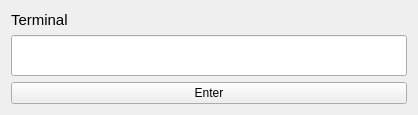
The window that armsim/ui/terminalwidget.ui (bstee615/armsim) describes before a commit, drawn with Qt 5.
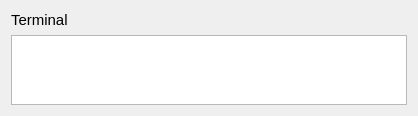
The same window after the commit. Custom widgets are drawn as their Qt base class.

The edit to the form file:
```diff
--- a/armsim/ui/terminalwidget.ui
+++ b/armsim/ui/terminalwidget.ui
@@ -27,24 +27,17 @@
     </widget>
    </item>
    <item>
-    <widget class="QLineEdit" name="leTerminalText">
-     <property name="sizePolicy">
-      <sizepolicy hsizetype="Expanding" vsizetype="Expanding">
-       <horstretch>0</horstretch>
-       <verstretch>0</verstretch>
-      </sizepolicy>
-     </property>
-    </widget>
-   </item>
-   <item>
-    <widget class="QPushButton" name="btnEnterCommand">
-     <property name="text">
-      <string>Enter</string>
-     </property>
-    </widget>
+    <widget class="TerminalTextBrowser" name="terminalWindow"/>
    </item>
   </layout>
  </widget>
+ <customwidgets>
+  <customwidget>
+   <class>TerminalTextBrowser</class>
+   <extends>QTextBrowser</extends>
+   <header>ui/terminalwidget.h</header>
+  </customwidget>
+ </customwidgets>
  <resources/>
  <connections/>
 </ui>
```
